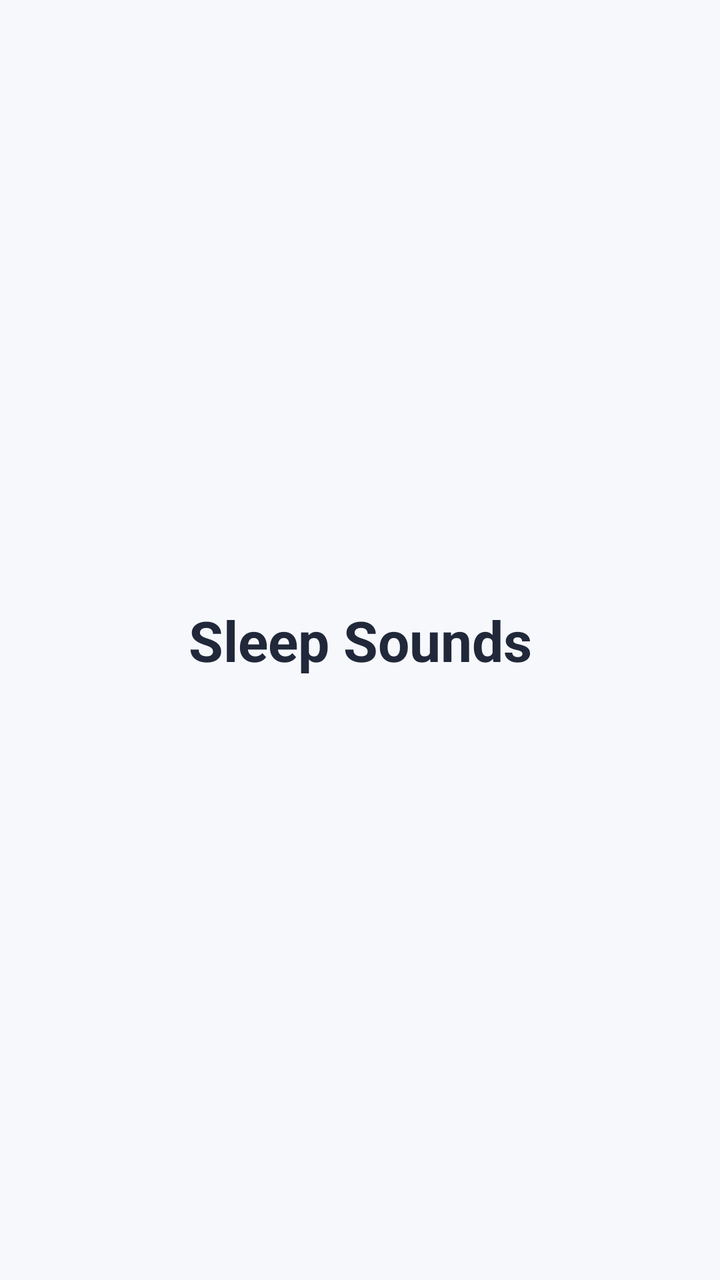
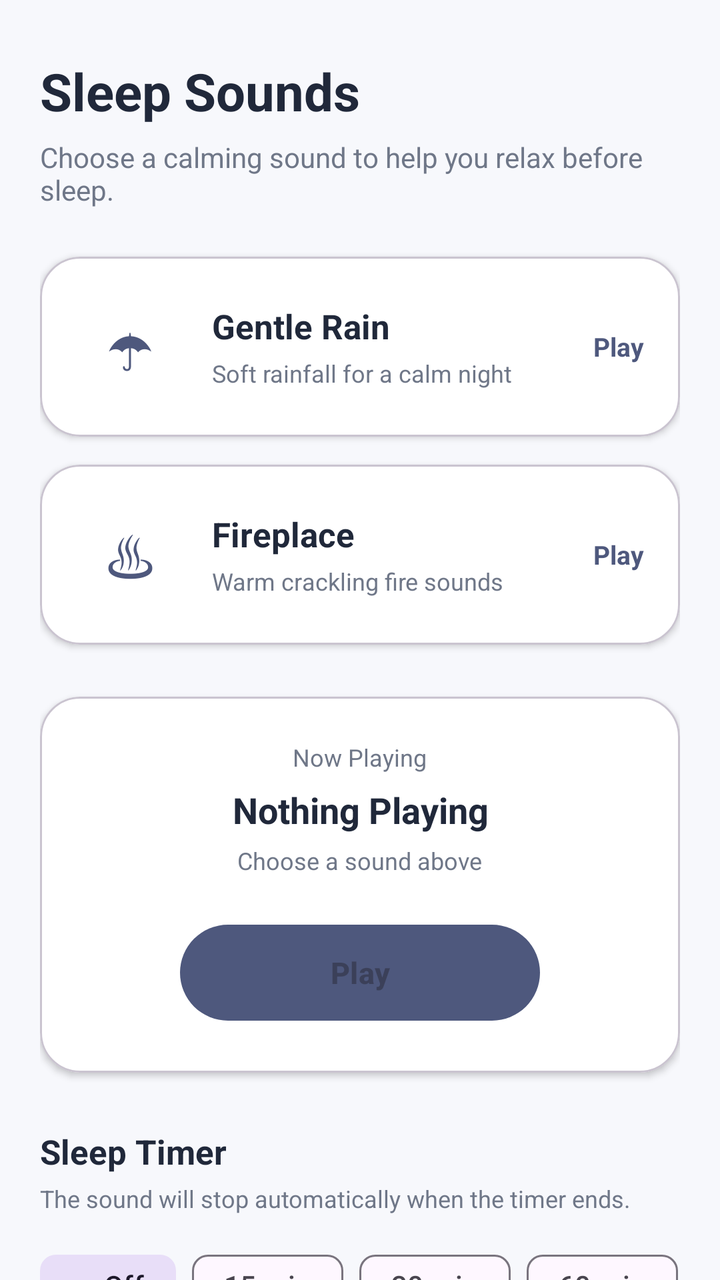

Before-and-after screenshots of an Android layout around one commit, followed by the original layout XML and the change that was made.
<!-- AndroidManifest.xml: application theme Theme.MoodMateSleep -->
<!-- res/layout/fragment_sounds.xml -->
<?xml version="1.0" encoding="utf-8"?>
<androidx.constraintlayout.widget.ConstraintLayout
    xmlns:android="http://schemas.android.com/apk/res/android"
    xmlns:app="http://schemas.android.com/apk/res-auto"
    android:layout_width="match_parent"
    android:layout_height="match_parent"
    android:background="@color/moodmate_background">

    <TextView
        android:layout_width="wrap_content"
        android:layout_height="wrap_content"
        android:text="Sleep Sounds"
        android:textColor="@color/moodmate_text_primary"
        android:textSize="28sp"
        android:textStyle="bold"
        app:layout_constraintBottom_toBottomOf="parent"
        app:layout_constraintEnd_toEndOf="parent"
        app:layout_constraintStart_toStartOf="parent"
        app:layout_constraintTop_toTopOf="parent" />

</androidx.constraintlayout.widget.ConstraintLayout>
<!-- resources referenced by this layout -->
<resources>
  <color name="moodmate_background">#F7F8FC</color>
  <color name="moodmate_text_primary">#20283A</color>
  <style name="Theme.MoodMateSleep" parent="Theme.Material3.DayNight.NoActionBar">
  
          <item name="colorPrimary">@color/moodmate_primary</item>
  
          <item name="colorSecondary">@color/moodmate_teal</item>
  
          <item name="android:colorAccent">@color/moodmate_teal</item>
  
          <item name="android:windowLightStatusBar">true</item>
  
          <item name="android:statusBarColor">@color/moodmate_background</item>
  
          <item name="android:navigationBarColor">@color/moodmate_background</item>
  
          <item name="android:windowBackground">@color/moodmate_background</item>
  
      </style>
  <color name="moodmate_primary">#4E587D</color>
  <color name="moodmate_teal">#78B8A8</color>
</resources>

<!-- the commit's change to res/layout/fragment_sounds.xml (unified diff, before → after) -->
@@ -1,21 +1,342 @@
 <?xml version="1.0" encoding="utf-8"?>
-<androidx.constraintlayout.widget.ConstraintLayout
+<ScrollView
     xmlns:android="http://schemas.android.com/apk/res/android"
     xmlns:app="http://schemas.android.com/apk/res-auto"
     android:layout_width="match_parent"
     android:layout_height="match_parent"
-    android:background="@color/moodmate_background">
-
-    <TextView
-        android:layout_width="wrap_content"
+    android:background="@color/moodmate_background"
+    android:fillViewport="true"
+    android:scrollbars="none">
+
+    <LinearLayout
+        android:layout_width="match_parent"
         android:layout_height="wrap_content"
-        android:text="Sleep Sounds"
-        android:textColor="@color/moodmate_text_primary"
-        android:textSize="28sp"
-        android:textStyle="bold"
-        app:layout_constraintBottom_toBottomOf="parent"
-        app:layout_constraintEnd_toEndOf="parent"
-        app:layout_constraintStart_toStartOf="parent"
-        app:layout_constraintTop_toTopOf="parent" />
-
-</androidx.constraintlayout.widget.ConstraintLayout>
+        android:orientation="vertical"
+        android:paddingStart="20dp"
+        android:paddingTop="28dp"
+        android:paddingEnd="20dp"
+        android:paddingBottom="100dp">
+
+        
+        <TextView
+            android:layout_width="match_parent"
+            android:layout_height="wrap_content"
+            android:text="Sleep Sounds"
+            android:textColor="@color/moodmate_text_primary"
+            android:textSize="26sp"
+            android:textStyle="bold" />
+
+        <TextView
+            android:layout_width="match_parent"
+            android:layout_height="wrap_content"
+            android:layout_marginTop="6dp"
+            android:text="Choose a calming sound to help you relax before sleep."
+            android:textColor="@color/moodmate_text_secondary"
+            android:textSize="14sp" />
+
+
+        
+        
+        
+
+        <com.google.android.material.card.MaterialCardView
+            android:id="@+id/cardRain"
+            android:layout_width="match_parent"
+            android:layout_height="wrap_content"
+            android:layout_marginTop="24dp"
+            android:clickable="true"
+            android:focusable="true"
+            android:foreground="?attr/selectableItemBackground"
+            app:cardBackgroundColor="@color/moodmate_card"
+            app:cardCornerRadius="20dp"
+            app:cardElevation="2dp">
+
+            <LinearLayout
+                android:layout_width="match_parent"
+                android:layout_height="wrap_content"
+                android:gravity="center_vertical"
+                android:orientation="horizontal"
+                android:padding="18dp">
+
+                <TextView
+                    android:layout_width="54dp"
+                    android:layout_height="54dp"
+                    android:gravity="center"
+                    android:text="☂"
+                    android:textColor="@color/moodmate_primary"
+                    android:textSize="30sp" />
+
+                <LinearLayout
+                    android:layout_width="0dp"
+                    android:layout_height="wrap_content"
+                    android:layout_marginStart="14dp"
+                    android:layout_weight="1"
+                    android:orientation="vertical">
+
+                    <TextView
+                        android:layout_width="wrap_content"
+                        android:layout_height="wrap_content"
+                        android:text="Gentle Rain"
+                        android:textColor="@color/moodmate_text_primary"
+                        android:textSize="17sp"
+                        android:textStyle="bold" />
+
+                    <TextView
+                        android:layout_width="wrap_content"
+                        android:layout_height="wrap_content"
+                        android:layout_marginTop="4dp"
+                        android:text="Soft rainfall for a calm night"
+                        android:textColor="@color/moodmate_text_secondary"
+                        android:textSize="12sp" />
+
+                </LinearLayout>
+
+                <TextView
+                    android:id="@+id/tvRainStatus"
+                    android:layout_width="wrap_content"
+                    android:layout_height="wrap_content"
+                    android:text="Play"
+                    android:textColor="@color/moodmate_primary"
+                    android:textSize="13sp"
+                    android:textStyle="bold" />
+
+            </LinearLayout>
+
+        </com.google.android.material.card.MaterialCardView>
+
+
+        
+        
+        
+
+        <com.google.android.material.card.MaterialCardView
+            android:id="@+id/cardFireplace"
+            android:layout_width="match_parent"
+            android:layout_height="wrap_content"
+            android:layout_marginTop="14dp"
+            android:clickable="true"
+            android:focusable="true"
+            android:foreground="?attr/selectableItemBackground"
+            app:cardBackgroundColor="@color/moodmate_card"
+            app:cardCornerRadius="20dp"
+            app:cardElevation="2dp">
+
+            <LinearLayout
+                android:layout_width="match_parent"
+                android:layout_height="wrap_content"
+                android:gravity="center_vertical"
+                android:orientation="horizontal"
+                android:padding="18dp">
+
+                <TextView
+                    android:layout_width="54dp"
+                    android:layout_height="54dp"
+                    android:gravity="center"
+                    android:text="♨"
+                    android:textColor="@color/moodmate_primary"
+                    android:textSize="30sp" />
+
+                <LinearLayout
+                    android:layout_width="0dp"
+                    android:layout_height="wrap_content"
+                    android:layout_marginStart="14dp"
+                    android:layout_weight="1"
+                    android:orientation="vertical">
+
+                    <TextView
+                        android:layout_width="wrap_content"
+                        android:layout_height="wrap_content"
+                        android:text="Fireplace"
+                        android:textColor="@color/moodmate_text_primary"
+                        android:textSize="17sp"
+                        android:textStyle="bold" />
+
+                    <TextView
+                        android:layout_width="wrap_content"
+                        android:layout_height="wrap_content"
+                        android:layout_marginTop="4dp"
+                        android:text="Warm crackling fire sounds"
+                        android:textColor="@color/moodmate_text_secondary"
+                        android:textSize="12sp" />
+
+                </LinearLayout>
+
+                <TextView
+                    android:id="@+id/tvFireplaceStatus"
+                    android:layout_width="wrap_content"
+                    android:layout_height="wrap_content"
+                    android:text="Play"
+                    android:textColor="@color/moodmate_primary"
+                    android:textSize="13sp"
+                    android:textStyle="bold" />
+
+            </LinearLayout>
+
+        </com.google.android.material.card.MaterialCardView>
+
+
+        
+        
+        
+
+        <com.google.android.material.card.MaterialCardView
+            android:id="@+id/cardNowPlaying"
+            android:layout_width="match_parent"
+            android:layout_height="wrap_content"
+            android:layout_marginTop="26dp"
+            app:cardBackgroundColor="@color/moodmate_card"
+            app:cardCornerRadius="20dp"
+            app:cardElevation="2dp">
+
+            <LinearLayout
+                android:layout_width="match_parent"
+                android:layout_height="wrap_content"
+                android:gravity="center_horizontal"
+                android:orientation="vertical"
+                android:padding="22dp">
+
+                <TextView
+                    android:layout_width="wrap_content"
+                    android:layout_height="wrap_content"
+                    android:text="Now Playing"
+                    android:textColor="@color/moodmate_text_secondary"
+                    android:textSize="12sp" />
+
+                <TextView
+                    android:id="@+id/tvNowPlaying"
+                    android:layout_width="wrap_content"
+                    android:layout_height="wrap_content"
+                    android:layout_marginTop="6dp"
+                    android:gravity="center"
+                    android:text="Nothing Playing"
+                    android:textColor="@color/moodmate_text_primary"
+                    android:textSize="18sp"
+                    android:textStyle="bold" />
+
+                <TextView
+                    android:id="@+id/tvPlayerStatus"
+                    android:layout_width="wrap_content"
+                    android:layout_height="wrap_content"
+                    android:layout_marginTop="5dp"
+                    android:gravity="center"
+                    android:text="Choose a sound above"
+                    android:textColor="@color/moodmate_text_secondary"
+                    android:textSize="12sp" />
+
+                <com.google.android.material.button.MaterialButton
+                    android:id="@+id/btnPlayPause"
+                    android:layout_width="180dp"
+                    android:layout_height="56dp"
+                    android:layout_marginTop="20dp"
+                    android:enabled="false"
+                    android:text="Play"
+                    android:textAllCaps="false"
+                    android:textSize="15sp"
+                    android:textStyle="bold"
+                    app:backgroundTint="@color/moodmate_primary"
+                    app:cornerRadius="28dp" />
+
+            </LinearLayout>
+
+        </com.google.android.material.card.MaterialCardView>
+
+
+        
+        
+        
+
+        <TextView
+            android:layout_width="wrap_content"
+            android:layout_height="wrap_content"
+            android:layout_marginTop="28dp"
+            android:text="Sleep Timer"
+            android:textColor="@color/moodmate_text_primary"
+            android:textSize="17sp"
+            android:textStyle="bold" />
+
+        <TextView
+            android:layout_width="wrap_content"
+            android:layout_height="wrap_content"
+            android:layout_marginTop="4dp"
+            android:text="The sound will stop automatically when the timer ends."
+            android:textColor="@color/moodmate_text_secondary"
+            android:textSize="12sp" />
+
+
+        
+
+        <com.google.android.material.chip.ChipGroup
+            android:id="@+id/chipGroupTimer"
+            android:layout_width="match_parent"
+            android:layout_height="wrap_content"
+            android:layout_marginTop="12dp"
+            app:selectionRequired="true"
+            app:singleSelection="true">
+
+            <com.google.android.material.chip.Chip
+                android:id="@+id/chipTimerOff"
+                style="@style/Widget.Material3.Chip.Filter"
+                android:layout_width="wrap_content"
+                android:layout_height="wrap_content"
+                android:checked="true"
+                android:checkable="true"
+                android:text="Off" />
+
+            <com.google.android.material.chip.Chip
+                android:id="@+id/chipTimer15"
+                style="@style/Widget.Material3.Chip.Filter"
+                android:layout_width="wrap_content"
+                android:layout_height="wrap_content"
+                android:checkable="true"
+                android:text="15 min" />
+
+            <com.google.android.material.chip.Chip
+                android:id="@+id/chipTimer30"
+                style="@style/Widget.Material3.Chip.Filter"
+                android:layout_width="wrap_content"
+                android:layout_height="wrap_content"
+                android:checkable="true"
+                android:text="30 min" />
+
+            <com.google.android.material.chip.Chip
+                android:id="@+id/chipTimer60"
+                style="@style/Widget.Material3.Chip.Filter"
+                android:layout_width="wrap_content"
+                android:layout_height="wrap_content"
+                android:checkable="true"
+                android:text="60 min" />
+
+        </com.google.android.material.chip.ChipGroup>
+
+
+        
+
+        <TextView
+            android:id="@+id/tvTimerStatus"
+            android:layout_width="match_parent"
+            android:layout_height="wrap_content"
+            android:layout_marginTop="12dp"
+            android:gravity="center"
+            android:text="Timer off"
+            android:textColor="@color/moodmate_text_secondary"
+            android:textSize="12sp" />
+
+
+        
+
+        <com.google.android.material.button.MaterialButton
+            android:id="@+id/btnStopSound"
+            style="@style/Widget.Material3.Button.OutlinedButton"
+            android:layout_width="match_parent"
+            android:layout_height="54dp"
+            android:layout_marginTop="20dp"
+            android:text="Stop Sound"
+            android:textAllCaps="false"
+            android:textColor="@color/moodmate_primary"
+            android:textSize="14sp"
+            app:cornerRadius="24dp"
+            app:strokeColor="@color/moodmate_primary" />
+
+    </LinearLayout>
+
+</ScrollView>
<!-- resource entries referenced after the edit -->
@@ -1,7 +1,10 @@
 <!-- resources referenced by this layout -->
 <resources>
   <color name="moodmate_background">#F7F8FC</color>
+  <color name="moodmate_card">#FFFFFF</color>
+  <color name="moodmate_primary">#4E587D</color>
   <color name="moodmate_text_primary">#20283A</color>
+  <color name="moodmate_text_secondary">#6F7788</color>
   <style name="Theme.MoodMateSleep" parent="Theme.Material3.DayNight.NoActionBar">
   
           <item name="colorPrimary">@color/moodmate_primary</item>
@@ -19,7 +22,6 @@
           <item name="android:windowBackground">@color/moodmate_background</item>
   
       </style>
-  <color name="moodmate_primary">#4E587D</color>
   <color name="moodmate_teal">#78B8A8</color>
 </resources>
 
